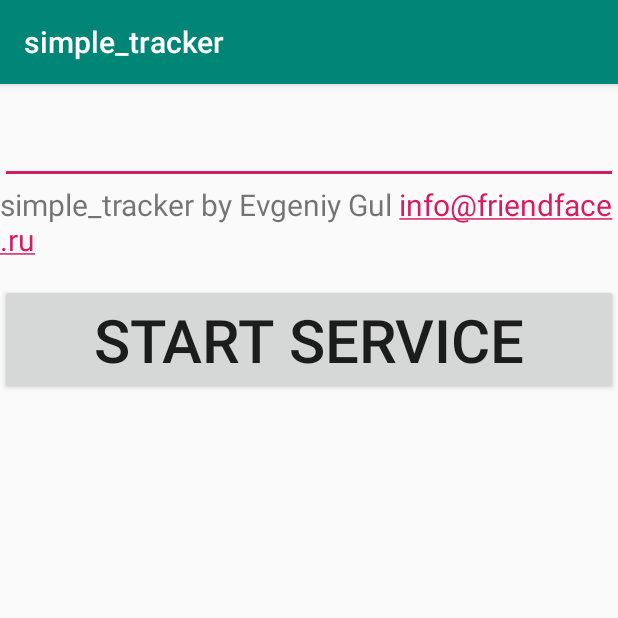
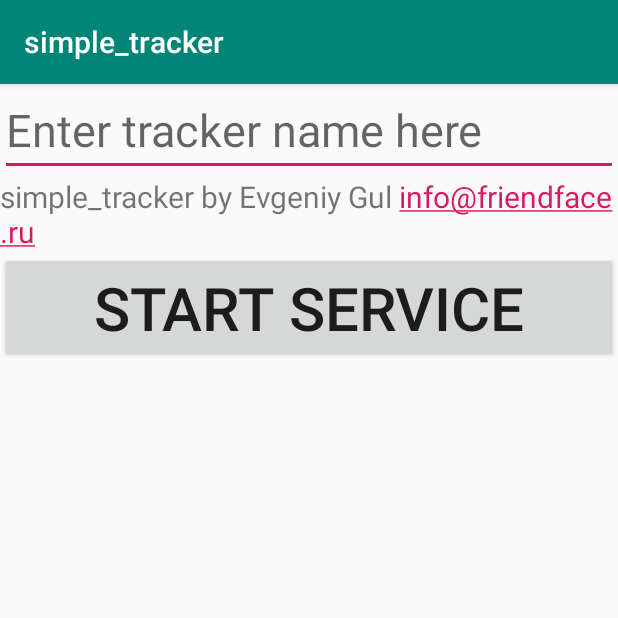
Before and after one commit to BlackHarold/device_tracker, an Android app: the screen it shows after launch (MainActivity), on a phone screen of 412 x 824 dp, the top half of it. Run offline under Robolectric (Android 15) with nearby library versions, the phone set to English and light mode, and no system bars.

Commit message:
changed size text in activity_main added autofill string

```diff
--- a/app/src/main/res/layout/activity_main.xml
+++ b/app/src/main/res/layout/activity_main.xml
@@ -6,23 +6,24 @@
                 tools:context=".MainActivity">
 
     <EditText android:layout_width="match_parent"
-              android:layout_height="30pt"
+              android:layout_height="wrap_content"
               android:id="@+id/trackNameText"
-              tools:text="Enter a name for your tracker"
-              android:textSize="30dp"/>
+              android:hint="@string/hint_TextViewer"
+              android:textSize="30sp"
+              android:inputType=""/>
 
     <TextView
             android:id="@+id/text"
             android:layout_width="match_parent"
-            android:layout_height="30pt"
-            android:textSize="20dp"
+            android:layout_height="wrap_content"
+            android:textSize="20sp"
             android:layout_below="@+id/trackNameText"
             android:text="@string/text"/>
     <Button
             android:id="@+id/btn_start_service"
             android:layout_width="match_parent"
             android:layout_height="wrap_content"
-            android:textSize="40dp"
+            android:textSize="40sp"
             android:layout_below="@+id/text"
             android:text="@string/location_settings"
             android:layout_marginEnd="0dp"/>
--- a/app/src/main/res/values/strings.xml
+++ b/app/src/main/res/values/strings.xml
@@ -2,4 +2,5 @@
     <string name="app_name">simple_tracker</string>
     <string name="location_settings">START SERVICE</string>
     <string name="text">simple_tracker by Evgeniy Gul <a href="mailto:info@friendface.ru">info@friendface.ru</a></string>
+    <string name="hint_TextViewer">Enter tracker name here</string>
 </resources>
```
